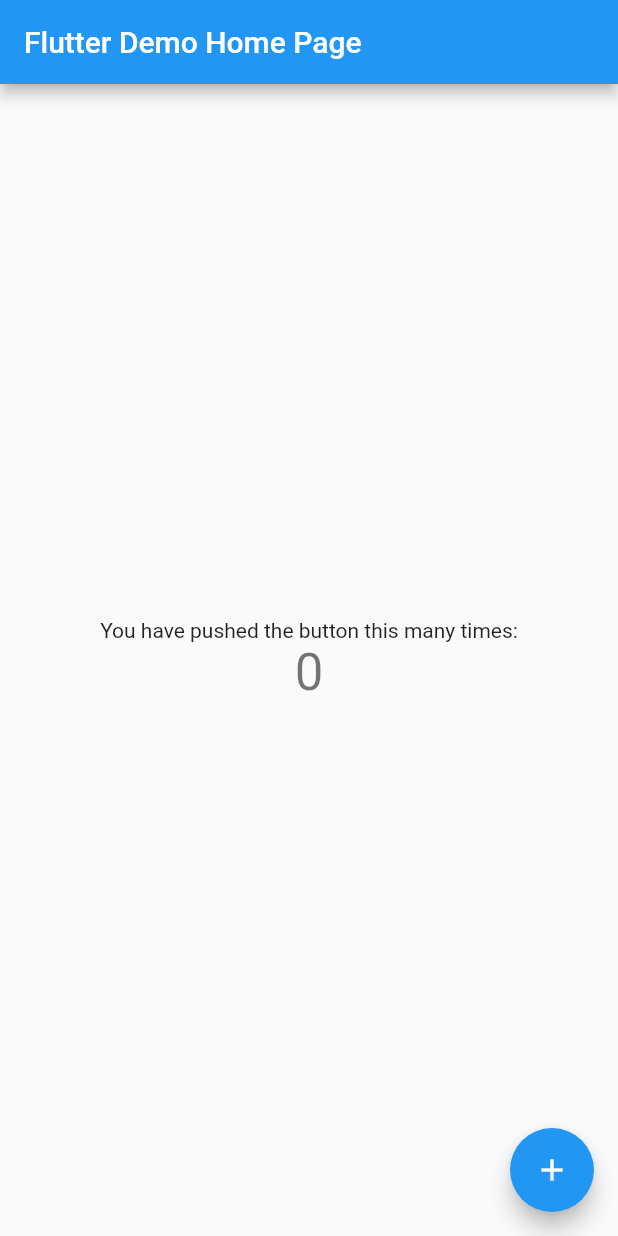
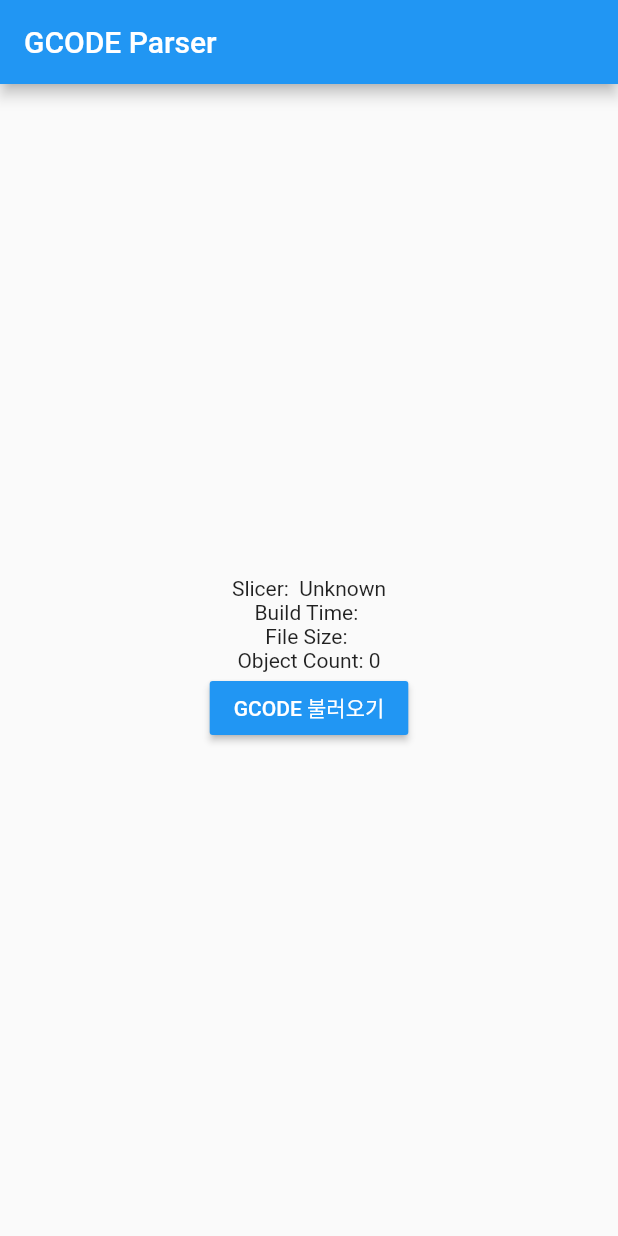
Before and after one commit to simpai/gcode_parser, a Flutter app: the screen it shows after launch, on a phone screen of 412 x 824 dp. Run offline on Flutter 3.47's test engine with Material 2 defaults, Android fonts, the phone set to English and light mode, and no system bars; our stand-ins replace file_picker.

Commit message:
parse gcode for simplify 3D

```diff
--- a/lib/main.dart
+++ b/lib/main.dart
@@ -1,3 +1,7 @@
+import 'dart:convert';
+import 'dart:io';
+
+import 'package:file_picker/file_picker.dart';
 import 'package:flutter/material.dart';
 
 void main() {
@@ -12,6 +16,7 @@
   Widget build(BuildContext context) {
     return MaterialApp(
       title: 'Flutter Demo',
+      debugShowCheckedModeBanner: false,
       theme: ThemeData(
         // This is the theme of your application.
         //
@@ -24,7 +29,7 @@
         // is not restarted.
         primarySwatch: Colors.blue,
       ),
-      home: const MyHomePage(title: 'Flutter Demo Home Page'),
+      home: const MyHomePage(title: 'GCODE Parser'),
     );
   }
 }
@@ -48,16 +53,46 @@
 }
 
 class _MyHomePageState extends State<MyHomePage> {
-  int _counter = 0;
+  String _slicer = '';
+  String _fileSize = '';
+  int _objCount = 0;
+  List<String> _objList = [];
+  String _buildTime = '';
+  String _version = 'Unknown';
 
-  void _incrementCounter() {
+  void _pickFile() async {
+    // opens storage to pick files and the picked file or files
+    // are assigned into result and if no file is chosen result is null.
+    // you can also toggle "allowMultiple" true or false depending on your need
+    final result = await FilePicker.platform.pickFiles(allowMultiple: false);
+
+    // if no file is picked
+    if (result == null) return;
+
+    // slicer type
+    String objList = '';
+    await File(result.files.first.path!)
+        .openRead()
+        .transform(utf8.decoder)
+        .transform(const LineSplitter())
+        .forEach((line) => {
+              if (line.contains('Simplify3D')) {_slicer = 'Simplify3D'},
+              if (_slicer == 'Simplify3D' &&
+                  line.contains("Simplify3D(R) Version"))
+                {_version = line},
+              if (_slicer == 'Simplify3D' && line.contains("applyToModels"))
+                {_objList = line.split(',')},
+              if (_slicer == 'Simplify3D' && line.contains('Build time'))
+                {_buildTime = line},
+            });
+
     setState(() {
-      // This call to setState tells the Flutter framework that something has
-      // changed in this State, which causes it to rerun the build method below
-      // so that the display can reflect the updated values. If we changed
-      // _counter without calling setState(), then the build method would not be
-      // called again, and so nothing would appear to happen.
-      _counter++;
+      _slicer = _slicer;
+      _objList = _objList.sublist(1);
+      _objCount = _objList.length;
+      _fileSize = '${result.files.first.size} bytes';
+      _version = _version.split('Version')[1].trim();
+      _buildTime = _buildTime.split(':')[1].trim();
     });
   }
 
@@ -95,21 +130,25 @@
           // horizontal).
           mainAxisAlignment: MainAxisAlignment.center,
           children: <Widget>[
-            const Text(
-              'You have pushed the button this many times:',
-            ),
-            Text(
-              '$_counter',
-              style: Theme.of(context).textTheme.headline4,
+            Text("Slicer: $_slicer $_version"),
+            Text("Build Time: $_buildTime"),
+            Text("File Size: $_fileSize"),
+            Text("Object Count: $_objCount"),
+            for (int i = 0; i < _objList.length; i++)
+              Text("Object ${i + 1}: ${_objList[i]}"),
+            MaterialButton(
+              onPressed: () {
+                _pickFile();
+              },
+              child: Text(
+                'GCODE 불러오기',
+                style: TextStyle(color: Colors.white),
+              ),
+              color: Colors.blue,
             ),
           ],
         ),
       ),
-      floatingActionButton: FloatingActionButton(
-        onPressed: _incrementCounter,
-        tooltip: 'Increment',
-        child: const Icon(Icons.add),
-      ), // This trailing comma makes auto-formatting nicer for build methods.
     );
   }
 }
--- a/pubspec.yaml
+++ b/pubspec.yaml
@@ -34,6 +34,8 @@
   # The following adds the Cupertino Icons font to your application.
   # Use with the CupertinoIcons class for iOS style icons.
   cupertino_icons: ^1.0.2
+  file_picker: ^4.6.1
+  open_file: ^3.2.1
 
 dev_dependencies:
   flutter_test:
```
Also changed, not shown: pubspec.lock.
